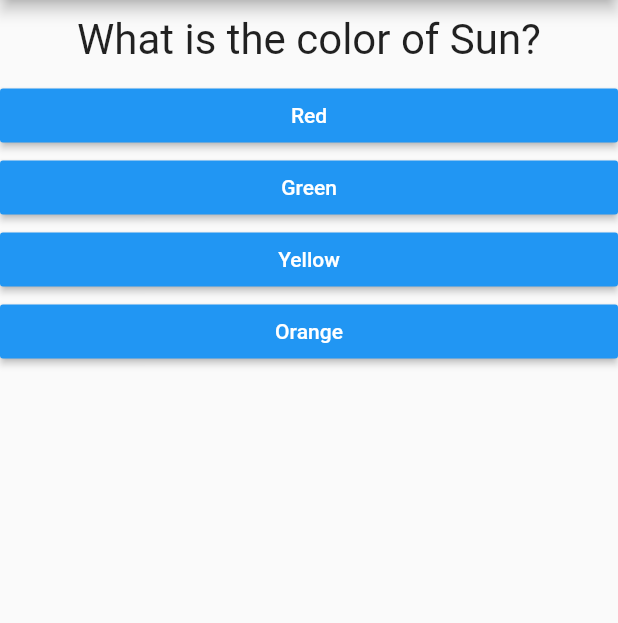
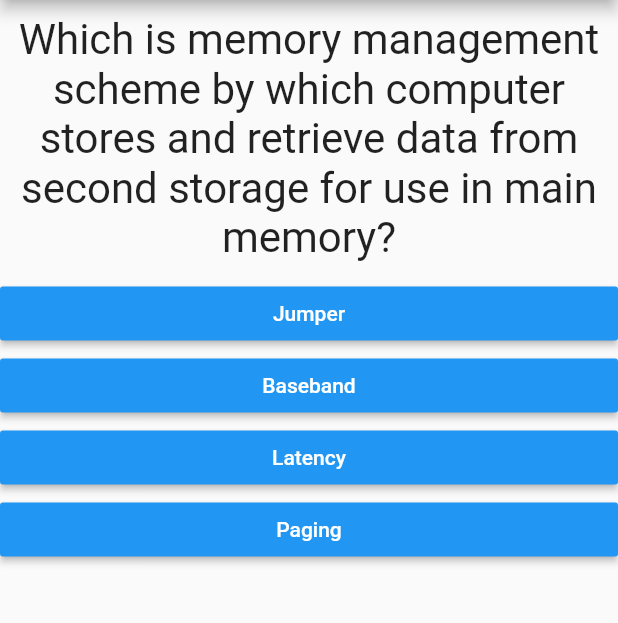
Before and after one commit to sandeepkk1507/quizzyApp, a Flutter app: the screen it shows after launch, on a phone screen of 412 x 824 dp, the part 84-707 px from its top. Run offline on Flutter 3.47's test engine with Material 2 defaults, Android fonts, the phone set to English and light mode, and no system bars.

Commit message:
Complete quiz app

```diff
--- a/lib/main.dart
+++ b/lib/main.dart
@@ -14,30 +14,144 @@ class MyApp extends StatefulWidget {
 
 class _MyAppState extends State<MyApp> {
   var _questionIndex = 0;
+  var _totalScore = 0;
   var _questions = [
     {
-        'questionText': 'What is the color of Sun?',
-        'answer': ['Red', 'Green', 'Yellow', 'Orange']
+      'questionText':
+          'Which is memory management scheme by which computer stores and retrieve data from second storage for use in main memory?',
+      'answer': [
+        {'text': 'Jumper', 'score': 0},
+        {'text': 'Baseband', 'score': 0},
+        {'text': 'Latency', 'score': 0},
+        {'text': 'Paging', 'score': 1}
+      ]
     },
     {
-        'questionText': 'What is the hardest part of human body?',
-        'answer': ['Toungue', 'Head', 'Elbow', 'Hand']
+      'questionText': 'An identity theft scheme in computer is known as?',
+      'answer': [
+        {'text': 'Vishing', 'score': 0},
+        {'text': 'Fhishing', 'score': 0},
+        {'text': 'Phishing', 'score': 1},
+        {'text': 'Jacking', 'score': 0}
+      ]
     },
     {
-        'questionText': 'What is the animal which flies?',
-        'answer': ['Rabbit', 'Duck', 'Tiger', 'Lion']
+      'questionText':
+          'Which out of the following is a Dos based operating system?',
+      'answer': [
+        {'text': 'Commodore DOS', 'score': 0},
+        {'text': 'TRSDOS', 'score': 0},
+        {'text': 'ANDOS', 'score': 0},
+        {'text': 'All of the above', 'score': 1}
+      ]
+    },
+    {
+      'questionText':
+          'What is used out of the following to change windows start up option?',
+      'answer': [
+        {'text': 'MScongfig', 'score': 0},
+        {'text': 'Ipconfig', 'score': 0},
+        {'text': 'Powercfg', 'score': 0},
+        {'text': 'Pathping', 'score': 1}
+      ]
+    },
+    {
+      'questionText':
+          'Which command will show all the connections to your computer?',
+      'answer': [
+        {'text': 'Recimg', 'score': 0},
+        {'text': 'Telnet', 'score': 0},
+        {'text': 'Netstat', 'score': 1},
+        {'text': 'Cipher', 'score': 0}
+      ]
+    },
+    {
+      'questionText':
+          'Which unit is used for measuring the speed of processor?',
+      'answer': [
+        {'text': 'MPIS', 'score': 0},
+        {'text': 'MISP', 'score': 0},
+        {'text': 'MIPS', 'score': 1},
+        {'text': 'MSIP', 'score': 0}
+      ]
+    },
+    {
+      'questionText': 'What is the full form of ASCII?',
+      'answer': [
+        {
+          'text': 'American Standard Code for Information Interchange',
+          'score': 1
+        },
+        {
+          'text': 'American Standard Computer for Information Interchange',
+          'score': 0
+        },
+        {
+          'text': 'American Standard Code for Internet Interchange',
+          'score': 0},
+        {
+          'text': 'American Standard Computer for Internet Interchange',
+          'score': 1
         }
+      ]
+    },
+    {
+      'questionText': 'Defragmenters are used for what?',
+      'answer': [
+        {
+          'text':
+              'It is used to calculate sum used to check the integrity of a file.',
+          'score': 0
+        },
+        {
+          'text': 'It is used to arrange data in order to read faster',
+          'score': 1
+        },
+        {
+          'text':
+              'To copy file faster from one folder to other on same computer',
+          'score': 0
+        },
+        {
+          'text': 'Bits are transferred from one location to another',
+          'score': 0
+        }
+      ]
+    },
+    {
+      'questionText': 'What does FTP stand for?',
+      'answer': [
+        {'text': 'File Transfer Protocol', 'score': 1},
+        {'text': 'Floating task Protocol', 'score': 0},
+        {'text': 'Frequency Transistor Protocol', 'score': 0},
+        {'text': 'Frontside Transistor Protocol', 'score': 0}
+      ]
+    },
+    {
+      'questionText':
+          'Out of the following what kind of hackers are considered as good hackers?',
+      'answer': [
+        {'text': 'Black Hat Hackers', 'score': 0},
+        {'text': 'Gray Hat Hackers', 'score': 0},
+        {'text': 'White Hat Hackers', 'score': 1},
+        {'text': 'Red Hat Hackers', 'score': 0}
+      ]
+    },
   ];
 
-  void _answerQuestion() {
+  void _answerQuestion(int score) {
+    _totalScore += score;
     setState(() {
-        if(_questionIndex < _questions.length){
       _questionIndex += 1;
-        }
     });
-
   }
 
+  void _resetQuiz(){
+    setState(() {
+     _questionIndex = 0;
+     _totalScore = 0;
+    });
+  }
   @override
   Widget build(BuildContext context) {
     return MaterialApp(
@@ -45,12 +159,13 @@ class _MyAppState extends State<MyApp> {
         appBar: AppBar(
           title: Text('Quiz App'),
         ),
-        body: _questionIndex < _questions.length?
-        Quiz(
+        body: _questionIndex < _questions.length
+            ? Quiz(
                 answerQuestion: _answerQuestion,
                 questionIndex: _questionIndex,
                 questions: _questions,
-        ) : Result(),
+              )
+            : Result(_totalScore, _resetQuiz),
       ),
     );
   }
--- a/lib/quiz.dart
+++ b/lib/quiz.dart
@@ -14,8 +14,8 @@ class Quiz extends StatelessWidget {
             Question(
               questions[questionIndex]['questionText'],
             ),
-            ...(questions[questionIndex]['answer'] as List<String>).map((answer) {
-              return Answer(answerQuestion, answer);
+            ...(questions[questionIndex]['answer'] as List<Map<String, Object>>).map((answer) {
+              return Answer(() => answerQuestion(answer['score']), answer['text']);
             }).toList()
           ],
         );
--- a/lib/result.dart
+++ b/lib/result.dart
@@ -1,10 +1,40 @@
 import 'package:flutter/material.dart';
 
 class Result extends StatelessWidget {
+  final int resultScore;
+  final Function resetHandler;
+
+  Result(this.resultScore, this.resetHandler);
+
+  String get resultPhrase {
+    String resultText  = 'You did it!';
+    if(resultScore >= 9){
+      resultText = 'You are Awesome';
+    }else if(resultScore > 6 && resultScore <= 8){
+      resultText = 'You are Good';
+    }else if(resultScore > 3 && resultScore <= 6){
+      resultText = 'You are Average';
+    }else if(resultScore <= 3){
+      resultText = 'You are Bad';
+    }
+    return resultText;
+  }
   @override
   Widget build(BuildContext context) {
     return Center(
-          child: Text('You did it!')
+          child: Column(
+            children: <Widget>[
+              Text(
+                resultPhrase,
+                style: TextStyle(fontSize: 36, fontWeight: FontWeight.bold),
+                textAlign: TextAlign.center,),
+                FlatButton(
+                  child: Text('Restart Quiz',),
+                  textColor: Colors.blue,
+                  onPressed: resetHandler,
+                )
+            ],
+          )
         );
   }
 }
--- a/pubspec.yaml
+++ b/pubspec.yaml
@@ -14,7 +14,7 @@ description: A new Flutter project.
 version: 1.0.0+1
 
 environment:
-  sdk: ">=2.1.0 <3.0.0"
+  sdk: ">=2.2.2 <3.0.0"
 
 dependencies:
   flutter:
```
Lines whose indentation alone changed are shown as unchanged.
